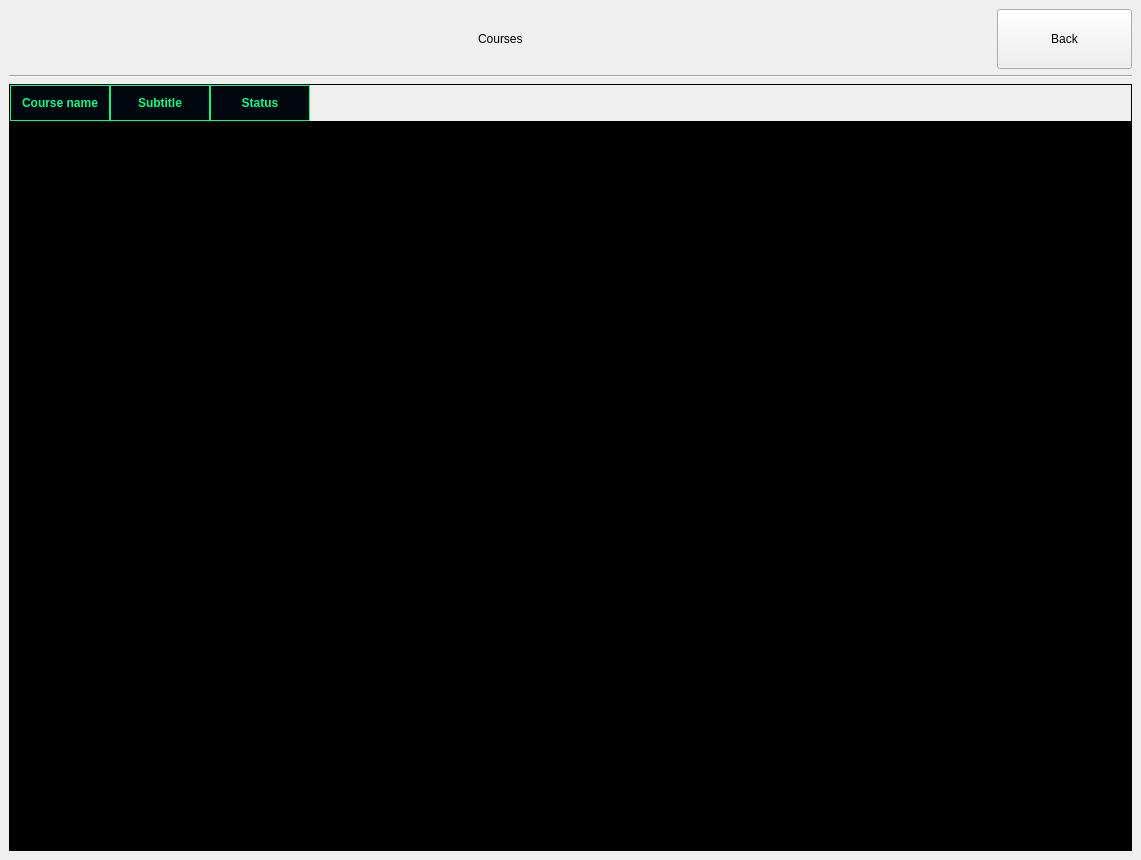
The window that main/UI/courses.ui (Demonim/Simargl-Study-Project) describes before a commit, drawn with Qt 5.
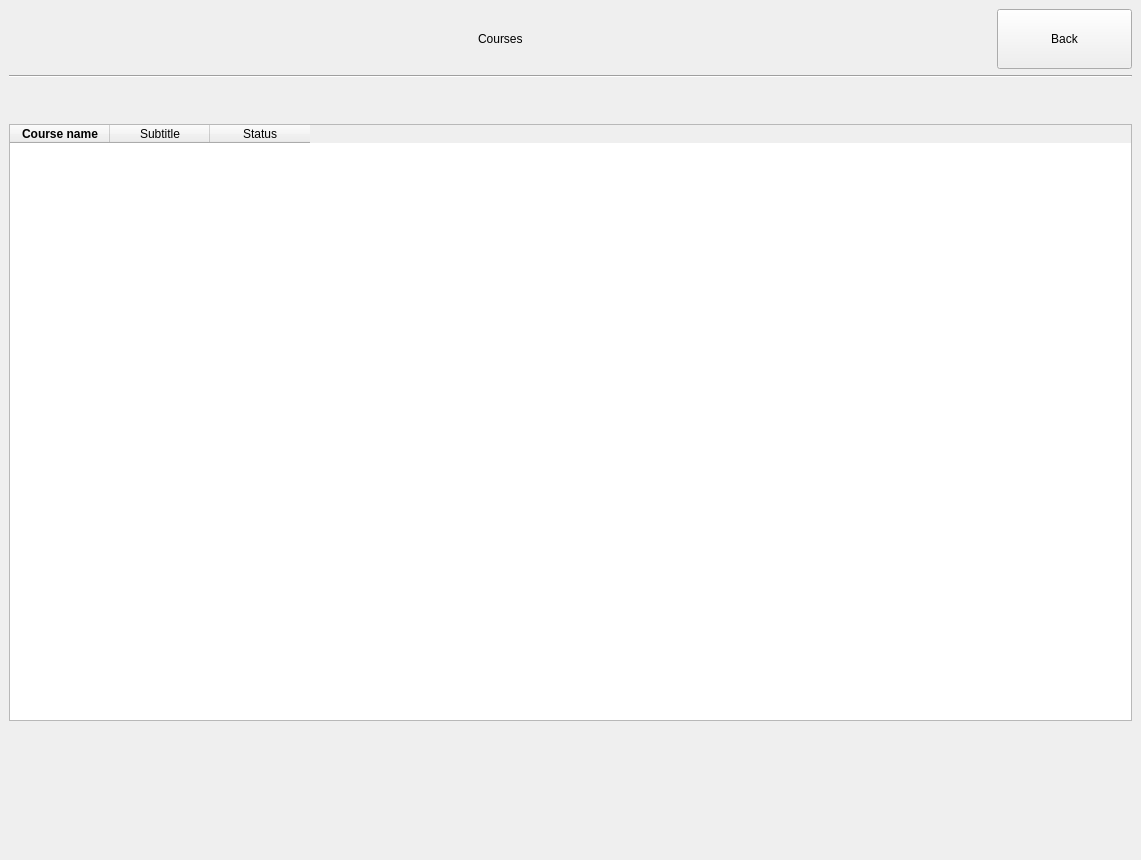
The same window after the commit.

What changed in the file:
```diff
--- a/main/UI/courses.ui
+++ b/main/UI/courses.ui
@@ -96,6 +96,22 @@
       </property>
      </widget>
     </item>
+    <item>
+     <spacer name="verticalSpacer">
+      <property name="orientation">
+       <enum>Qt::Orientation::Vertical</enum>
+      </property>
+      <property name="sizeType">
+       <enum>QSizePolicy::Policy::Minimum</enum>
+      </property>
+      <property name="sizeHint" stdset="0">
+       <size>
+        <width>20</width>
+        <height>40</height>
+       </size>
+      </property>
+     </spacer>
+    </item>
     <item>
      <layout class="QVBoxLayout" name="verticalLayout">
       <item>
@@ -103,26 +119,11 @@
         <property name="minimumSize">
          <size>
           <width>1120</width>
-          <height>730</height>
+          <height>587</height>
          </size>
         </property>
         <property name="styleSheet">
-         <string notr="true">
-QTableWidget {
-    background-color: #000000;
-    color: rgb(102, 255, 140);
-    gridline-color: rgb(102, 255, 140);
-    font-size: 10pt;
-}
-
-QHeaderView::section {
-    background-color: #02070f;
-    color: #00ff88;
-    padding: 8px;
-    border: 1px solid #00ff88;
-    font-weight: bold;
-}
-</string>
+         <string notr="true"/>
         </property>
         <column>
          <property name="text">
@@ -146,6 +147,22 @@
         </column>
        </widget>
       </item>
+      <item>
+       <spacer name="verticalSpacer_2">
+        <property name="orientation">
+         <enum>Qt::Orientation::Vertical</enum>
+        </property>
+        <property name="sizeType">
+         <enum>QSizePolicy::Policy::Minimum</enum>
+        </property>
+        <property name="sizeHint" stdset="0">
+         <size>
+          <width>20</width>
+          <height>130</height>
+         </size>
+        </property>
+       </spacer>
+      </item>
      </layout>
     </item>
    </layout>
```
Left out of the diff: 2 changed lines with no effect on the pictures.
